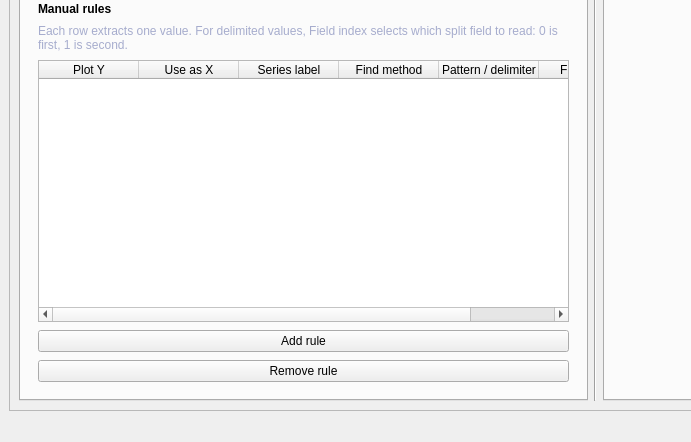
Qt form form.ui (krupis/PlotTTY) before a commit; both pictures show x 0 to 691 and y 465 to 907 of the 1191 by 907 pixel window.
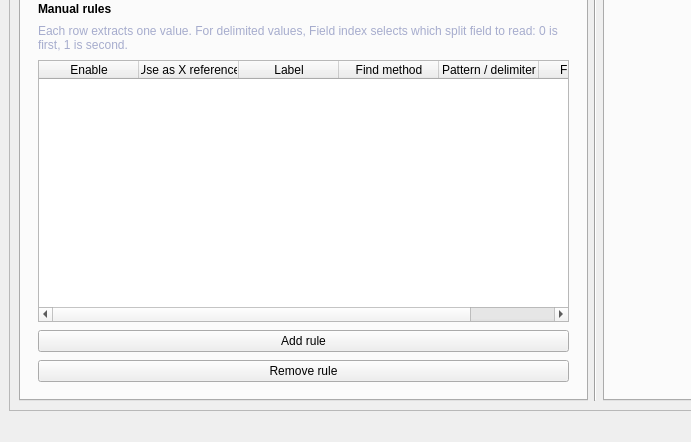
The same form after that commit. Custom widgets are drawn as their Qt base class.

Patch:
```diff
--- a/form.ui
+++ b/form.ui
@@ -286,7 +286,7 @@
                       <string>Draw this rule as a plotted Y value.</string>
                      </property>
                      <property name="text">
-                      <string>Plot Y</string>
+                      <string>Enable</string>
                      </property>
                     </column>
                     <column>
@@ -294,7 +294,7 @@
                       <string>Use this rule's value as the X axis timestamp/counter for the other plotted rules.</string>
                      </property>
                      <property name="text">
-                      <string>Use as X</string>
+                      <string>Use as X reference</string>
                      </property>
                     </column>
                     <column>
@@ -302,7 +302,7 @@
                       <string>Name used for the plotted series. Named values can override this with names from the input line.</string>
                      </property>
                      <property name="text">
-                      <string>Series label</string>
+                      <string>Label</string>
                      </property>
                     </column>
                     <column>
```
